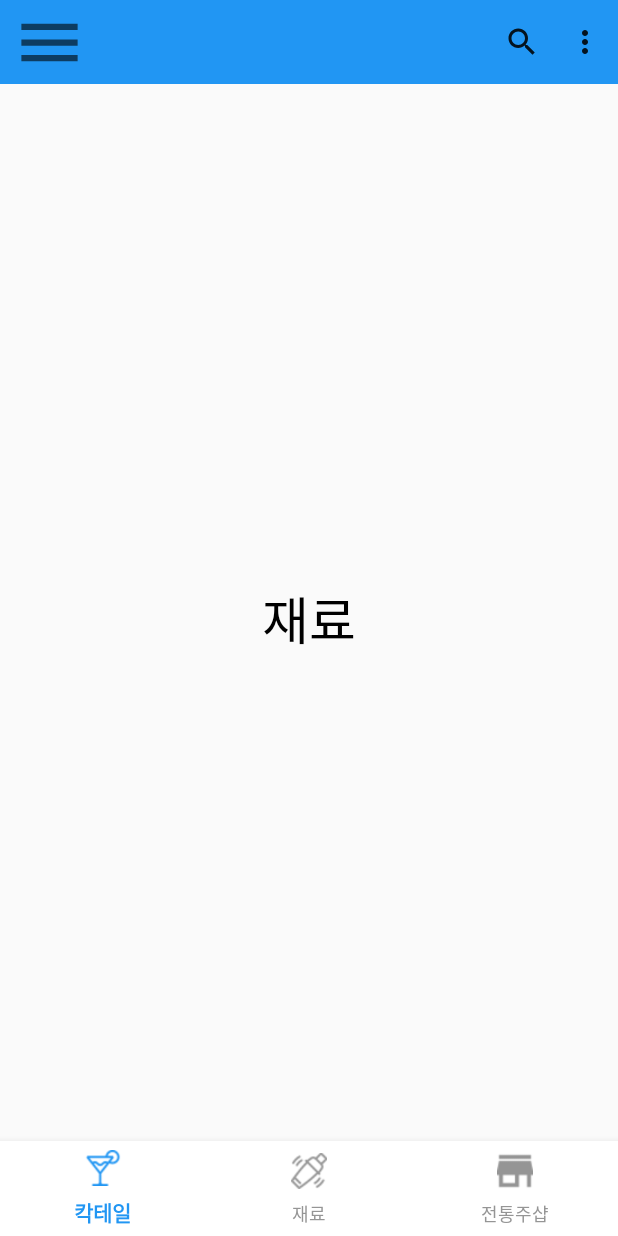
After one commit to gyeom-yee/JavaAppKt, an Android app: the fragment Fragment2 placed in its activity, on a phone screen of 412 x 824 dp. The commit adds this screen. Run offline under Robolectric (Android 15) with nearby library versions, the phone set to English and light mode, and no system bars.

Commit message:
Bottom commit

```diff
--- a/app/build.gradle
+++ b/app/build.gradle
@@ -40,8 +40,6 @@ dependencies {
     implementation 'androidx.appcompat:appcompat:1.4.0'
     implementation 'com.google.android.material:material:1.4.0'
     implementation 'androidx.constraintlayout:constraintlayout:2.1.2'
-    implementation 'com.google.android.material:material:1.0.0' //네비게이션뷰 사용 라이브러리
-
     testImplementation 'junit:junit:4.+'
     androidTestImplementation 'androidx.test.ext:junit:1.1.3'
     androidTestImplementation 'androidx.test.espresso:espresso-core:3.4.0'
--- /dev/null
+++ b/app/src/main/java/com/example/javaappkt/Fragment1.kt
@@ -0,0 +1,25 @@
+package com.example.javaappkt
+
+import android.os.Bundle
+import android.view.LayoutInflater
+import android.view.View
+import android.view.ViewGroup
+import androidx.fragment.app.Fragment
+import com.example.javaappkt.databinding.FragCocktailBinding
+
+class Fragment1 : Fragment() {
+
+    private var mBinding:FragCocktailBinding? = null
+    private val binding get() = mBinding!!
+
+    override fun onCreateView(inflater: LayoutInflater, container: ViewGroup?, savedInstanceState: Bundle?): View? {
+        mBinding = FragCocktailBinding.inflate(inflater,container,false)
+        return binding.root
+    }
+
+    override fun onDestroyView() {
+        // onDestroyView 에서 binding class 인스턴스 참조를 정리해주어야 한다.
+        mBinding = null
+        super.onDestroyView()
+    }
+}
--- /dev/null
+++ b/app/src/main/java/com/example/javaappkt/Fragment2.kt
@@ -0,0 +1,25 @@
+package com.example.javaappkt
+
+import android.os.Bundle
+import android.view.LayoutInflater
+import android.view.View
+import android.view.ViewGroup
+import androidx.fragment.app.Fragment
+import com.example.javaappkt.databinding.FragIngredientBinding
+
+class Fragment2 : Fragment() {
+
+    private var mBinding:FragIngredientBinding? = null
+    private val binding get() = mBinding!!
+
+    override fun onCreateView(inflater: LayoutInflater, container: ViewGroup?, savedInstanceState: Bundle?): View? {
+        mBinding = FragIngredientBinding.inflate(inflater,container,false)
+        return binding.root
+    }
+
+    override fun onDestroyView() {
+        // onDestroyView 에서 binding class 인스턴스 참조를 정리해주어야 한다.
+        mBinding = null
+        super.onDestroyView()
+    }
+}
--- a/app/src/main/java/com/example/javaappkt/MainActivity.kt
+++ b/app/src/main/java/com/example/javaappkt/MainActivity.kt
@@ -7,13 +7,19 @@ import android.view.MenuItem
 import android.widget.SearchView
 import android.widget.Toast
 import androidx.core.view.GravityCompat
+import androidx.fragment.app.Fragment
 import com.example.javaappkt.databinding.ActivityMainBinding
+import com.google.android.material.bottomnavigation.BottomNavigationView
 import com.google.android.material.navigation.NavigationView
 
 class MainActivity : AppCompatActivity(), NavigationView.OnNavigationItemSelectedListener {
 
     private var mBinding:ActivityMainBinding? = null
     private val binding get() = mBinding!!
+
+    private val fragment1 by lazy { Fragment1() }
+    private val fragment2 by lazy { Fragment2() }
+    private val fragment3 by lazy { Fragment3() }
 
     override fun onCreate(savedInstanceState: Bundle?) {
         super.onCreate(savedInstanceState)
@@ -30,18 +36,49 @@ class MainActivity : AppCompatActivity(), NavigationView.OnNavigationItemSelecte
         setSupportActionBar(binding.toolbar)
         supportActionBar?.setDisplayShowTitleEnabled(false) //액션바에 표시되는 제목의 표시유무
 
+        /*하단 네비게이션*/
+        initNavigationBar()
     }
 
+    /*바텀 네비게이션 프래그먼트*/
+    private fun initNavigationBar() {
+        binding.mainFrame.run { binding.bottomView?.setOnItemSelectedListener {
+                when(it.itemId) {
+                    R.id.bottomCocktail -> {
+                        changeFragment(fragment1)
+                    }
+                    R.id.bottomIngredient -> {
+                        changeFragment(fragment2)
+                    }
+                    R.id.bottomShop -> {
+                        changeFragment(fragment3)
+                    }
+                }
+                true
+            }
+            binding.bottomView?.selectedItemId = R.id.bottomCocktail
+        }
+    }
+    private fun changeFragment(fragment: Fragment) {
+        supportFragmentManager
+            .beginTransaction()
+            .replace(R.id.mainFrame, fragment)
+            .commit()
+    }
+
+    /*햄버거바 네비게이션*/
     override fun onNavigationItemSelected(item: MenuItem): Boolean { //네비게이션 메뉴 아이템 클릭 시 수행
         when (item.itemId) {
             R.id.naviLogin -> Toast.makeText(applicationContext, "로그인을 클릭했습니다.", Toast.LENGTH_SHORT).show()
             R.id.naviNotice -> Toast.makeText(applicationContext, "공지사항을 클릭했습니다.", Toast.LENGTH_SHORT).show()
+            R.id.naviHelp -> Toast.makeText(applicationContext, "도움말을 클릭했습니다.", Toast.LENGTH_SHORT).show()
             R.id.naviSetting -> Toast.makeText(applicationContext, "설정을 클릭했습니다.", Toast.LENGTH_SHORT).show()
         }
         binding.layoutDrawer.closeDrawers() //네비게이션 뷰 닫기
         return false
     }
 
+    /*툴바 네비게이션*/
     override fun onCreateOptionsMenu(menu: Menu?): Boolean {
         menuInflater.inflate(R.menu.tb_menu, menu)
         val search = menu?.findItem(R.id.tbSearch)?.actionView as SearchView
--- /dev/null
+++ b/app/src/main/res/drawable/bottom_navigation_color.xml
@@ -0,0 +1,9 @@
+<?xml version="1.0" encoding="utf-8"?>
+<selector xmlns:android="http://schemas.android.com/apk/res/android">
+    <item
+        android:state_selected="true"
+        android:color="#2196F3"/>
+    <item
+        android:state_selected="false"
+        android:color="#959595"/>
+</selector>
--- /dev/null
+++ b/app/src/main/res/drawable/ic_baseline_help_outline_24.xml
@@ -0,0 +1,10 @@
+<vector xmlns:android="http://schemas.android.com/apk/res/android"
+    android:width="24dp"
+    android:height="24dp"
+    android:viewportWidth="24"
+    android:viewportHeight="24"
+    android:tint="?attr/colorControlNormal">
+  <path
+      android:fillColor="@android:color/white"
+      android:pathData="M11,18h2v-2h-2v2zM12,2C6.48,2 2,6.48 2,12s4.48,10 10,10 10,-4.48 10,-10S17.52,2 12,2zM12,20c-4.41,0 -8,-3.59 -8,-8s3.59,-8 8,-8 8,3.59 8,8 -3.59,8 -8,8zM12,6c-2.21,0 -4,1.79 -4,4h2c0,-1.1 0.9,-2 2,-2s2,0.9 2,2c0,2 -3,1.75 -3,5h2c0,-2.25 3,-2.5 3,-5 0,-2.21 -1.79,-4 -4,-4z"/>
+</vector>
--- a/app/src/main/res/layout/activity_main.xml
+++ b/app/src/main/res/layout/activity_main.xml
@@ -10,6 +10,18 @@
     <androidx.constraintlayout.widget.ConstraintLayout
         android:layout_width="match_parent"
         android:layout_height="match_parent">
+
+        <com.google.android.material.bottomnavigation.BottomNavigationView
+            android:id="@+id/bottomView"
+            android:layout_width="match_parent"
+            android:layout_height="63dp"
+            app:layout_constraintBottom_toBottomOf="parent"
+            app:layout_constraintEnd_toEndOf="parent"
+            app:layout_constraintStart_toStartOf="parent"
+            android:background="@color/white"
+            app:itemIconTint="@drawable/bottom_navigation_color"
+            app:itemTextColor="@drawable/bottom_navigation_color"
+            app:menu="@menu/bottom_menu" />
 
         <androidx.appcompat.widget.Toolbar
             android:id="@+id/toolbar"
@@ -32,6 +44,7 @@
             app:layout_constraintStart_toStartOf="parent"
             app:layout_constraintTop_toTopOf="parent"
             app:srcCompat="@drawable/ic_baseline_menu_24" />
+
     </androidx.constraintlayout.widget.ConstraintLayout>
 
     <com.google.android.material.navigation.NavigationView
@@ -40,4 +53,11 @@
         android:layout_height="match_parent"
         android:layout_gravity="start"
         app:menu="@menu/navi_menu"/>
+
+    <FrameLayout
+        android:id="@+id/mainFrame"
+        android:layout_width="match_parent"
+        android:layout_height="match_parent">
+
+    </FrameLayout>
 </androidx.drawerlayout.widget.DrawerLayout>
--- /dev/null
+++ b/app/src/main/res/layout/frag_ingredient.xml
@@ -0,0 +1,19 @@
+<?xml version="1.0" encoding="utf-8"?>
+<androidx.constraintlayout.widget.ConstraintLayout xmlns:android="http://schemas.android.com/apk/res/android"
+    xmlns:app="http://schemas.android.com/apk/res-auto"
+    xmlns:tools="http://schemas.android.com/tools"
+    android:layout_width="match_parent"
+    android:layout_height="match_parent">
+
+    <TextView
+        android:id="@+id/textView"
+        android:layout_width="wrap_content"
+        android:layout_height="wrap_content"
+        android:text="재료"
+        android:textColor="#000000"
+        android:textSize="34sp"
+        app:layout_constraintBottom_toBottomOf="parent"
+        app:layout_constraintEnd_toEndOf="parent"
+        app:layout_constraintStart_toStartOf="parent"
+        app:layout_constraintTop_toTopOf="parent" />
+</androidx.constraintlayout.widget.ConstraintLayout>
--- /dev/null
+++ b/app/src/main/res/menu/bottom_menu.xml
@@ -0,0 +1,22 @@
+<?xml version="1.0" encoding="utf-8"?>
+<menu xmlns:android="http://schemas.android.com/apk/res/android"
+    xmlns:app="http://schemas.android.com/apk/res-auto">
+
+    <item
+        android:id="@+id/bottomCocktail"
+        android:icon="@drawable/cocktail"
+        android:title="칵테일"
+        app:showAsAction="ifRoom" />
+    <item
+        android:id="@+id/bottomIngredient"
+        android:icon="@drawable/cocktail_shaker"
+        android:title="재료"
+        app:showAsAction="ifRoom"/>
+    <item
+        android:id="@+id/bottomShop"
+        android:enabled="true"
+        android:icon="@drawable/front_store"
+        android:title="전통주샵"
+        app:showAsAction="ifRoom"/>
+
+</menu>
--- a/app/src/main/res/menu/navi_menu.xml
+++ b/app/src/main/res/menu/navi_menu.xml
@@ -10,6 +10,10 @@
             android:icon="@drawable/ic_baseline_event_note_24"
             android:title="공지사항"/>
 
+        <item android:id="@+id/naviHelp"
+            android:icon="@drawable/ic_baseline_help_outline_24"
+            android:title="도움말"/>
+
         <item android:id="@+id/naviSetting"
             android:icon="@drawable/ic_baseline_settings_24"
             android:title="설정"/>
```
Also changed, not shown: app/src/main/java/com/example/javaappkt/Fragment3.kt (added, +25 -0 lines), app/src/main/res/layout/frag_cocktail.xml (added, +19 -0 lines), app/src/main/res/layout/frag_shop.xml (added, +19 -0 lines), app/src/main/res/drawable/cocktail.png (added), app/src/main/res/drawable/cocktail_shaker.png (added), app/src/main/res/drawable/front_store.png (added).
